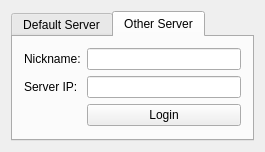
cuvidk/little-chat, file login.ui: the form before one commit.
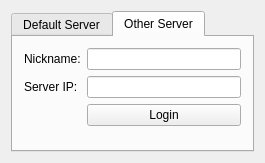
The form after the commit.

What changed in the file:
```diff
--- a/login.ui
+++ b/login.ui
@@ -7,7 +7,7 @@
     <x>0</x>
     <y>0</y>
     <width>265</width>
-    <height>139</height>
+    <height>163</height>
    </rect>
   </property>
   <property name="windowTitle">
```
